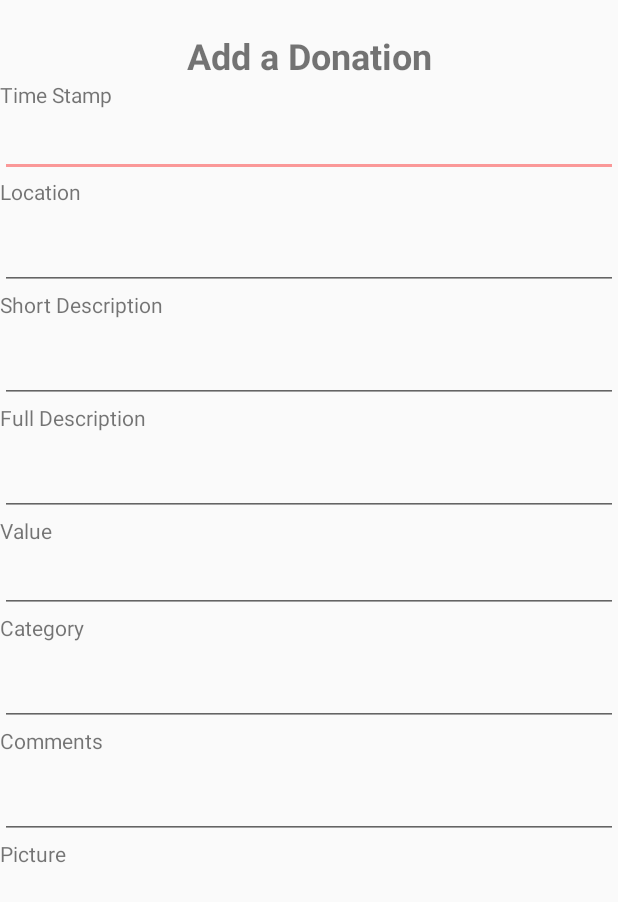
After one commit to matthewsklar/Donatracker, an Android app: the AddDonationActivity screen opened directly, with no data from a screen before it, on a phone screen of 412 x 824 dp. The commit adds this screen. Shown: the top 902 px of the screen. Run offline under Robolectric (Android 15) with nearby library versions, the phone set to English and light mode, and no system bars.

Commit message:
Add add donation screen.

```diff
--- a/app/src/main/AndroidManifest.xml
+++ b/app/src/main/AndroidManifest.xml
@@ -26,7 +26,9 @@
         <activity android:name=".controllers.RegistrationActivity" />
         <activity android:name=".controllers.LocationListActivity" />
         <activity android:name=".controllers.LocationDetailActivity" />
-
+        <activity
+            android:name=".controllers.AddDonationActivity"
+            android:label="@string/title_activity_add_donation"></activity>
     </application>
 
 </manifest>
--- /dev/null
+++ b/app/src/main/java/com/donatracker/a3even2odd/donatracker/controllers/AddDonationActivity.java
@@ -0,0 +1,16 @@
+package com.donatracker.a3even2odd.donatracker.controllers;
+
+import android.os.Bundle;
+import android.app.Activity;
+
+import com.donatracker.a3even2odd.donatracker.R;
+
+public class AddDonationActivity extends Activity {
+
+    @Override
+    protected void onCreate(Bundle savedInstanceState) {
+        super.onCreate(savedInstanceState);
+        setContentView(R.layout.activity_add_donation);
+    }
+
+}
--- a/app/src/main/java/com/donatracker/a3even2odd/donatracker/controllers/MainActivity.java
+++ b/app/src/main/java/com/donatracker/a3even2odd/donatracker/controllers/MainActivity.java
@@ -71,6 +71,28 @@ public class MainActivity extends AppCompatActivity {
     }
 
     /**
+     * Handler for add donations button.
+     *
+     * @param v the button
+     */
+    public void onAddPressed(View v) {
+        Intent addDonationIntent = new Intent(this, AddDonationActivity.class);
+
+        startActivity(addDonationIntent);
+    }
+
+    /**
+     * Handler for Locations Button.
+     *
+     * @param v the button
+     */
+    public void onLocationsPressed(View v) {
+        Intent locationListIntent = new Intent(this, LocationListActivity.class);
+
+        startActivity(locationListIntent);
+    }
+
+    /**
      * Handler for logout button.
      *
      * @param v the button
@@ -84,16 +106,4 @@ public class MainActivity extends AppCompatActivity {
 
         finish();
     }
-
-    /**
-     * Handler for Locations Button/
-     *
-     * @param v the button
-     */
-    public void onLocationsPressed(View v) {
-        Intent locationListIntent = new Intent(this, LocationListActivity.class);
-
-        startActivity(locationListIntent);
-
-    }
 }
--- /dev/null
+++ b/app/src/main/res/layout/activity_add_donation.xml
@@ -0,0 +1,145 @@
+<?xml version="1.0" encoding="utf-8"?>
+<android.support.constraint.ConstraintLayout xmlns:android="http://schemas.android.com/apk/res/android"
+    xmlns:app="http://schemas.android.com/apk/res-auto"
+    xmlns:tools="http://schemas.android.com/tools"
+    android:layout_width="match_parent"
+    android:layout_height="match_parent"
+    tools:context=".controllers.AddDonationActivity">
+
+    <LinearLayout
+        android:layout_width="0dp"
+        android:layout_height="wrap_content"
+        android:layout_marginBottom="8dp"
+        android:orientation="vertical"
+        app:layout_constraintBottom_toBottomOf="parent"
+        app:layout_constraintEnd_toEndOf="parent"
+        app:layout_constraintStart_toStartOf="parent"
+        app:layout_constraintTop_toTopOf="parent"
+        app:layout_constraintVertical_bias="0.07999998">
+
+        <TextView
+            android:id="@+id/textAddDonation"
+            android:layout_width="match_parent"
+            android:layout_height="wrap_content"
+            android:text="Add a Donation"
+            android:textAlignment="center"
+            android:textSize="24sp"
+            android:textStyle="bold" />
+
+        <TextView
+            android:id="@+id/textTimeStamp"
+            android:layout_width="match_parent"
+            android:layout_height="wrap_content"
+            android:text="Time Stamp" />
+
+        <EditText
+            android:id="@+id/inputTimeStamp"
+            android:layout_width="match_parent"
+            android:layout_height="wrap_content"
+            android:ems="10"
+            android:inputType="time" />
+
+        <TextView
+            android:id="@+id/textDonationLocation"
+            android:layout_width="match_parent"
+            android:layout_height="wrap_content"
+            android:text="Location" />
+
+        <android.support.design.widget.TextInputLayout
+            android:id="@+id/inputLocation"
+            android:layout_width="match_parent"
+            android:layout_height="match_parent">
+
+            <android.support.design.widget.TextInputEditText
+                android:layout_width="match_parent"
+                android:layout_height="wrap_content" />
+        </android.support.design.widget.TextInputLayout>
+
+        <TextView
+            android:id="@+id/textDescriptionShort"
+            android:layout_width="match_parent"
+            android:layout_height="wrap_content"
+            android:text="Short Description" />
+
+        <android.support.design.widget.TextInputLayout
+            android:id="@+id/inputDescriptionShort"
+            android:layout_width="match_parent"
+            android:layout_height="match_parent">
+
+            <android.support.design.widget.TextInputEditText
+                android:layout_width="match_parent"
+                android:layout_height="wrap_content"
+                android:singleLine="false" />
+        </android.support.design.widget.TextInputLayout>
+
+        <TextView
+            android:id="@+id/textDescriptionFull"
+            android:layout_width="match_parent"
+            android:layout_height="wrap_content"
+            android:text="Full Description" />
+
+        <android.support.design.widget.TextInputLayout
+            android:id="@+id/inputDescription"
+            android:layout_width="match_parent"
+            android:layout_height="match_parent">
+
+            <android.support.design.widget.TextInputEditText
+                android:layout_width="match_parent"
+                android:layout_height="wrap_content"
+                android:singleLine="false" />
+        </android.support.design.widget.TextInputLayout>
+
+        <TextView
+            android:id="@+id/textValue"
+            android:layout_width="match_parent"
+            android:layout_height="wrap_content"
+            android:text="Value" />
+
+        <EditText
+            android:id="@+id/inputValue"
+            android:layout_width="match_parent"
+            android:layout_height="wrap_content"
+            android:ems="10"
+            android:inputType="numberDecimal"
+            android:singleLine="true" />
+
+        <TextView
+            android:id="@+id/textCategory"
+            android:layout_width="match_parent"
+            android:layout_height="wrap_content"
+            android:text="Category" />
+
+        <android.support.design.widget.TextInputLayout
+            android:id="@+id/inputCategory"
+            android:layout_width="match_parent"
+            android:layout_height="match_parent">
+
+            <android.support.design.widget.TextInputEditText
+                android:layout_width="match_parent"
+                android:layout_height="wrap_content" />
+        </android.support.design.widget.TextInputLayout>
+
+        <TextView
+            android:id="@+id/textComments"
+            android:layout_width="match_parent"
+            android:layout_height="wrap_content"
+            android:text="Comments" />
+
+        <android.support.design.widget.TextInputLayout
+            android:id="@+id/inputComments"
+            android:layout_width="match_parent"
+            android:layout_height="match_parent">
+
+            <android.support.design.widget.TextInputEditText
+                android:layout_width="match_parent"
+                android:layout_height="wrap_content"
+                android:singleLine="false" />
+        </android.support.design.widget.TextInputLayout>
+
+        <TextView
+            android:id="@+id/textPicture"
+            android:layout_width="match_parent"
+            android:layout_height="wrap_content"
+            android:text="Picture" />
+    </LinearLayout>
+</android.support.constraint.ConstraintLayout>
--- a/app/src/main/res/layout/activity_main.xml
+++ b/app/src/main/res/layout/activity_main.xml
@@ -28,6 +28,7 @@
             android:layout_weight="1"
             android:background="@color/colorButtonLogin"
             android:fontFamily="sans-serif"
+            android:onClick="onAddPressed"
             android:text="Add Donation"
             android:textAllCaps="true"
             android:textAppearance="@style/TextAppearance.AppCompat.Display2"
--- a/app/src/main/res/values/strings.xml
+++ b/app/src/main/res/values/strings.xml
@@ -21,4 +21,5 @@
     <string name="welcome">Welcome to Donatracker</string>
     <string name="error_incorrect_login">Username or password is incorrect</string>
     <string name="lockout">No login attempts left. Wait up to %d minutes.</string>
+    <string name="title_activity_add_donation">addDonation</string>
 </resources>
```
